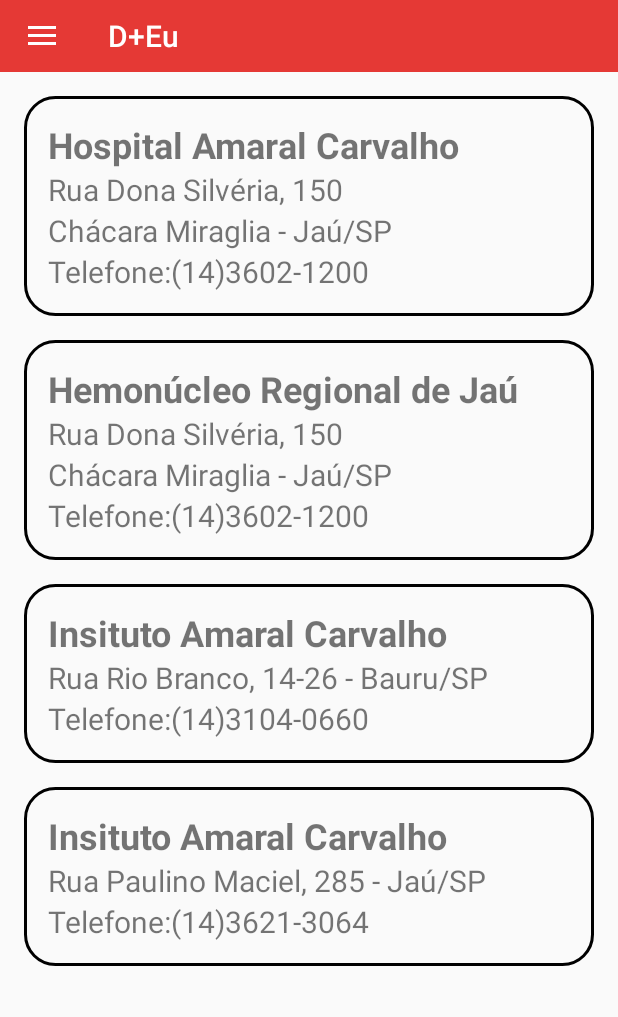
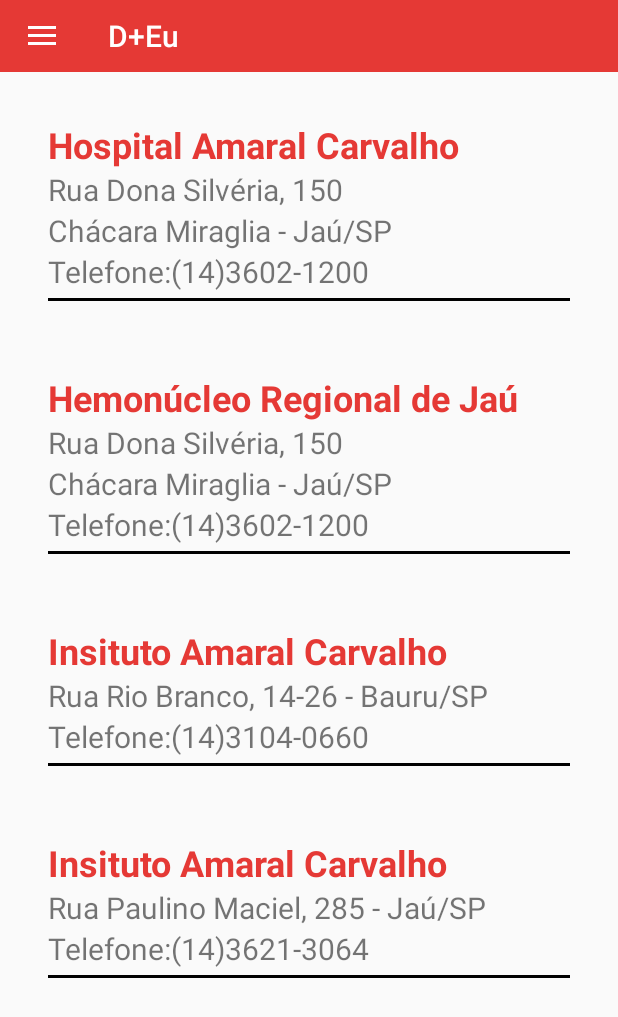
Before and after one commit to jacques-oliveira/dmaiseu-app, an Android app: the screen it shows after launch (MainActivity), in the side drawer, after a tap on "Casa de Apoio", on a phone screen of 412 x 824 dp. Shown: the top 1017 px of the screen. Run offline under Robolectric (Android 15) with nearby library versions, the phone set to English and light mode, and no system bars; Roboto replaces fonts that are not available here.

Commit message:
mudança layout fragment_house

```diff
--- a/app/app/src/main/java/com/example/dmaiseu/ProfileFragment.kt
+++ b/app/app/src/main/java/com/example/dmaiseu/ProfileFragment.kt
@@ -46,7 +46,6 @@ class ProfileFragment : Fragment() {
 
         viewModel.loadDataProfile(sharedPrefs,user_name,userRGP,user_state, userTranspDate,userHospistal,userReturnDate, year_transp_time, month_transp_time, day_transp_time)
 
-
         if(userTranspDate.text == null){
             userTranspDate.setOnClickListener {
                 Toast.makeText(activity,"Preencha seus dados \n no Menu lateral!",Toast.LENGTH_LONG*2).show()
--- a/app/app/src/main/java/com/example/dmaiseu/SettingsFragment.kt
+++ b/app/app/src/main/java/com/example/dmaiseu/SettingsFragment.kt
@@ -25,7 +25,6 @@ class SettingsFragment : Fragment(){
     ): View? {
         // Inflate the layout for this fragment
         viewModel = ViewModelProvider(requireActivity()).get(SharedUserViewModel::class.java)
-
         return inflater.inflate(R.layout.fragment_settings, container, false)
     }
 
@@ -62,7 +61,6 @@ class SettingsFragment : Fragment(){
         }
 
         btnTranspDate?.setOnClickListener {
-
             DatePickerDialog(requireContext(),datePickerTranspDate,
                 calendar.get(Calendar.YEAR),
                 calendar.get(Calendar.MONTH),
@@ -70,7 +68,6 @@ class SettingsFragment : Fragment(){
         }
 
         btnReturnDate?.setOnClickListener{
-
             DatePickerDialog(requireContext(),datePickerReturnDate,
                 calendar.get(Calendar.YEAR),
                 calendar.get(Calendar.MONTH),
--- a/app/app/src/main/res/drawable/border_card_phone.xml
+++ b/app/app/src/main/res/drawable/border_card_phone.xml
@@ -1,7 +1,16 @@
 <?xml version="1.0" encoding="utf-8"?>
-<shape xmlns:android="http://schemas.android.com/apk/res/android">
-    <stroke
-        android:color="@color/black" android:width="2dp"/>
-    <corners
-        android:radius="20dp"/>
-</shape>
+<selector xmlns:android="http://schemas.android.com/apk/res/android">
+    <item
+        android:bottom="0dp"
+        android:left="-80dp"
+        android:right="-80dp"
+        android:top="-180dp">
+        <shape android:shape="line">
+            <stroke
+                android:color="@color/black" android:width="2dp"/>
+        </shape>
+
+
+    </item>
+
+</selector>
--- a/app/app/src/main/res/layout/fragment_house.xml
+++ b/app/app/src/main/res/layout/fragment_house.xml
@@ -15,7 +15,6 @@
             android:layout_width="match_parent"
             android:layout_height="wrap_content"
             android:layout_marginBottom="16dp"
-            android:background="@drawable/border_card_phone"
             android:orientation="vertical"
             android:padding="16dp">
 
@@ -23,6 +22,7 @@
                 android:textSize="24sp"
                 android:textStyle="bold"
                 android:text="Hospital Amaral Carvalho"
+                android:textColor="#E53935"
                 android:layout_width="match_parent"
                 android:layout_height="wrap_content"/>
             <TextView
@@ -40,6 +40,12 @@
                 android:text="Telefone:(14)3602-1200"
                 android:layout_width="match_parent"
                 android:layout_height="wrap_content"/>
+            <View
+                android:background="@color/black"
+                android:layout_width="match_parent"
+                android:layout_height="2dp"
+                android:layout_marginTop="4dp"
+                />
         </androidx.appcompat.widget.LinearLayoutCompat>
 
         <androidx.appcompat.widget.LinearLayoutCompat
@@ -47,7 +53,6 @@
             android:layout_width="match_parent"
             android:layout_height="wrap_content"
             android:layout_marginBottom="16dp"
-            android:background="@drawable/border_card_phone"
             android:orientation="vertical"
             android:padding="16dp">
 
@@ -55,6 +60,7 @@
                 android:textSize="24sp"
                 android:textStyle="bold"
                 android:text="Hemonúcleo Regional de Jaú"
+                android:textColor="#E53935"
                 android:layout_width="match_parent"
                 android:layout_height="wrap_content"/>
             <TextView
@@ -72,6 +78,12 @@
                 android:text="Telefone:(14)3602-1200"
                 android:layout_width="match_parent"
                 android:layout_height="wrap_content"/>
+            <View
+                android:background="@color/black"
+                android:layout_width="match_parent"
+                android:layout_height="2dp"
+                android:layout_marginTop="4dp"
+                />
         </androidx.appcompat.widget.LinearLayoutCompat>
 
         <androidx.appcompat.widget.LinearLayoutCompat
@@ -79,7 +91,6 @@
             android:layout_width="match_parent"
             android:layout_height="wrap_content"
             android:layout_marginBottom="16dp"
-            android:background="@drawable/border_card_phone"
             android:orientation="vertical"
             android:padding="16dp">
 
@@ -87,6 +98,7 @@
                 android:textSize="24sp"
                 android:textStyle="bold"
                 android:text="Insituto Amaral Carvalho"
+                android:textColor="#E53935"
                 android:layout_width="match_parent"
                 android:layout_height="wrap_content"/>
             <TextView
@@ -99,6 +111,12 @@
                 android:text="Telefone:(14)3104-0660"
                 android:layout_width="match_parent"
                 android:layout_height="wrap_content"/>
+            <View
+                android:background="@color/black"
+                android:layout_width="match_parent"
+                android:layout_height="2dp"
+                android:layout_marginTop="4dp"
+                />
 
         </androidx.appcompat.widget.LinearLayoutCompat>
 
@@ -106,7 +124,6 @@
             android:id="@+id/entidade_anna_card"
             android:layout_width="match_parent"
             android:layout_height="wrap_content"
-            android:background="@drawable/border_card_phone"
             android:orientation="vertical"
             android:padding="16dp">
 
@@ -114,6 +131,7 @@
                 android:textSize="24sp"
                 android:textStyle="bold"
                 android:text="Insituto Amaral Carvalho"
+                android:textColor="#E53935"
                 android:layout_width="match_parent"
                 android:layout_height="wrap_content"/>
             <TextView
@@ -126,6 +144,12 @@
                 android:text="Telefone:(14)3621-3064"
                 android:layout_width="match_parent"
                 android:layout_height="wrap_content"/>
+            <View
+                android:background="@color/black"
+                android:layout_width="match_parent"
+                android:layout_height="2dp"
+                android:layout_marginTop="4dp"
+                />
         </androidx.appcompat.widget.LinearLayoutCompat>
 
     </androidx.appcompat.widget.LinearLayoutCompat>
--- a/app/app/src/main/res/layout/fragment_profile.xml
+++ b/app/app/src/main/res/layout/fragment_profile.xml
@@ -134,6 +134,7 @@
                 android:text=""
                 android:textSize="22sp"
                 android:textStyle="normal"
+                android:textColor="#039BE5"
                 android:layout_marginLeft="16dp"
                 android:layout_width="match_parent"
                 android:layout_height="wrap_content"
@@ -165,6 +166,7 @@
                 android:text=""
                 android:textSize="22sp"
                 android:textStyle="normal"
+                android:textColor="#039BE5"
                 android:layout_marginLeft="16dp"
                 android:layout_width="match_parent"
                 android:layout_height="wrap_content"
@@ -193,6 +195,7 @@
                 android:text=""
                 android:textSize="22sp"
                 android:textStyle="normal"
+                android:textColor="#039BE5"
                 android:layout_marginLeft="16dp"
                 android:layout_marginBottom="4dp"
                 android:layout_width="match_parent"
@@ -222,6 +225,7 @@
                 android:text=""
                 android:textSize="22sp"
                 android:textStyle="normal"
+                android:textColor="#039BE5"
                 android:layout_marginLeft="16dp"
                 android:layout_width="match_parent"
                 android:layout_height="wrap_content"
```
Also changed, not shown: app/app/src/main/java/com/example/dmaiseu/SharedUserViewModel.kt (+9 -5 lines).
